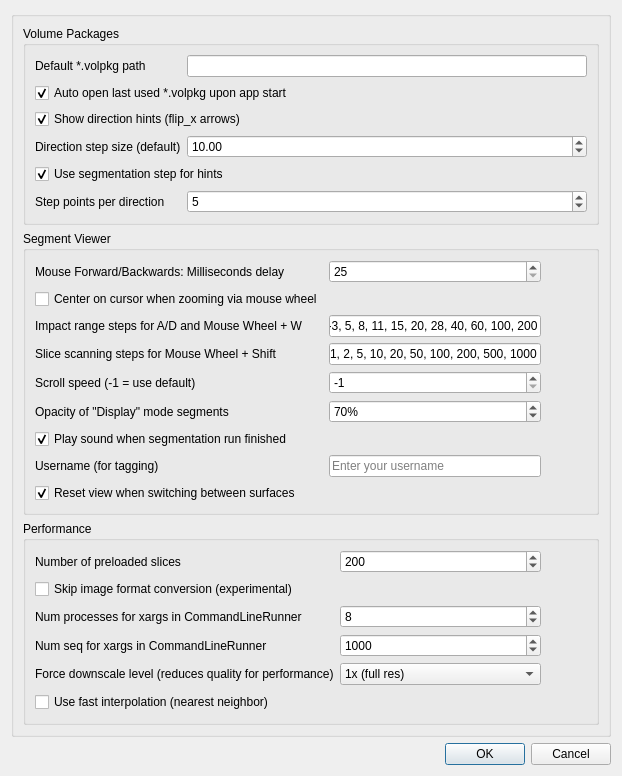
Old version of the form volume-cartographer/apps/VC3D/VCSettings.ui in the repository SuperOptimizer/villa.
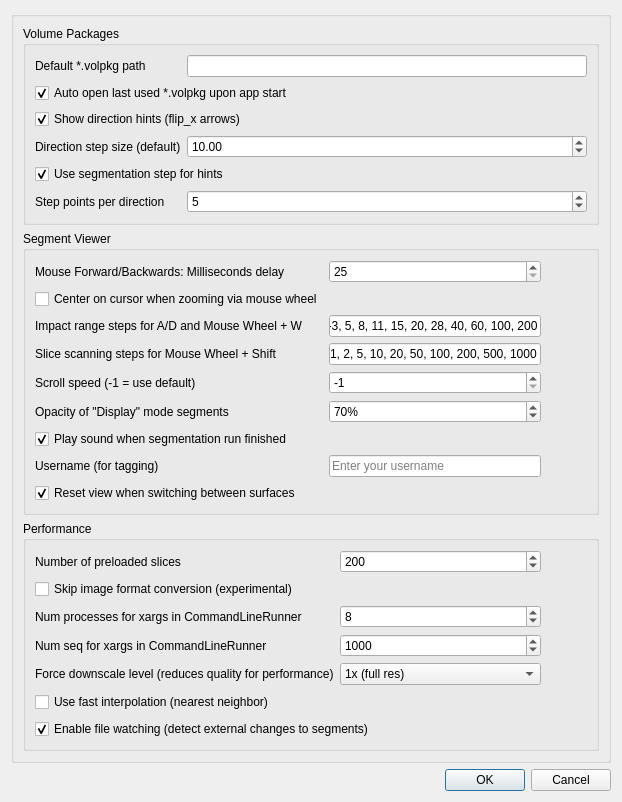
New version of the form. Icons and pictures are not drawn.

Commit message: introduce setting to disable inotify stuff and also cleanup logging

Patch:
```diff
--- a/volume-cartographer/apps/VC3D/VCSettings.ui
+++ b/volume-cartographer/apps/VC3D/VCSettings.ui
@@ -502,6 +502,19 @@
            </property>
           </widget>
          </item>
+         <item row="6" column="0" colspan="2">
+          <widget class="QCheckBox" name="chkEnableFileWatching">
+           <property name="text">
+            <string>Enable file watching (detect external changes to segments)</string>
+           </property>
+           <property name="checked">
+            <bool>true</bool>
+           </property>
+           <property name="toolTip">
+            <string>When enabled, VC3D will watch for external changes to segment files and automatically reload them. Disable if you experience issues with file watching. Requires restart.</string>
+           </property>
+          </widget>
+         </item>
         </layout>
        </widget>
       </item>
```
Left out of the diff: 2 changed lines with no effect on the pictures. The commit also changes 5 other files.
